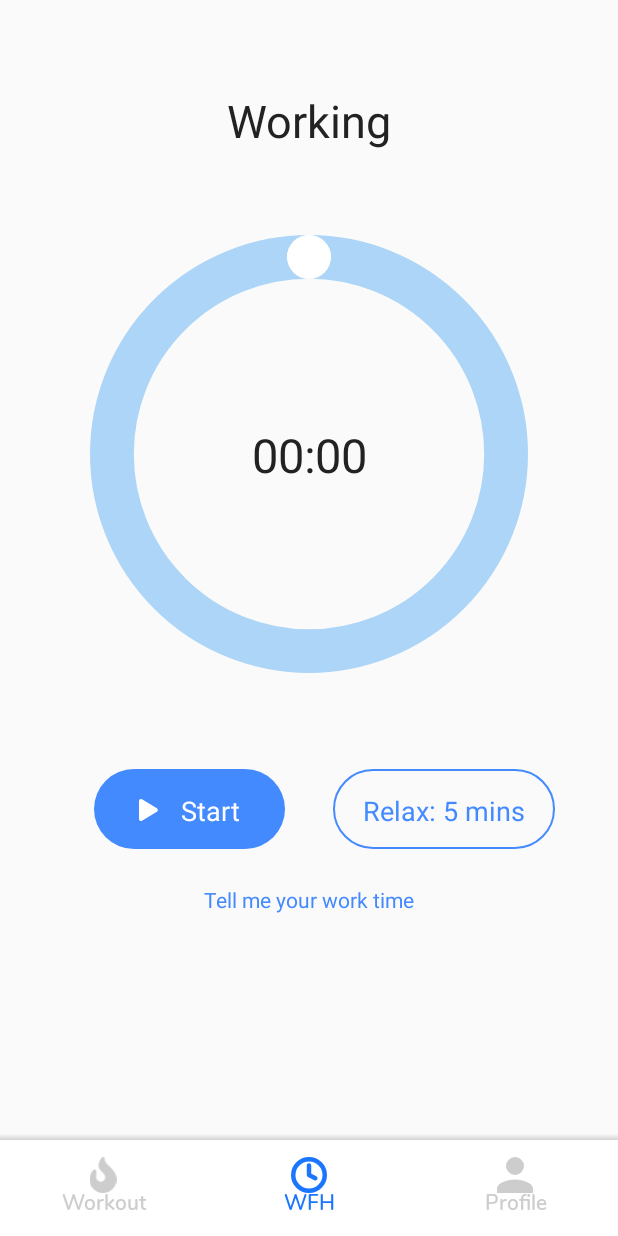
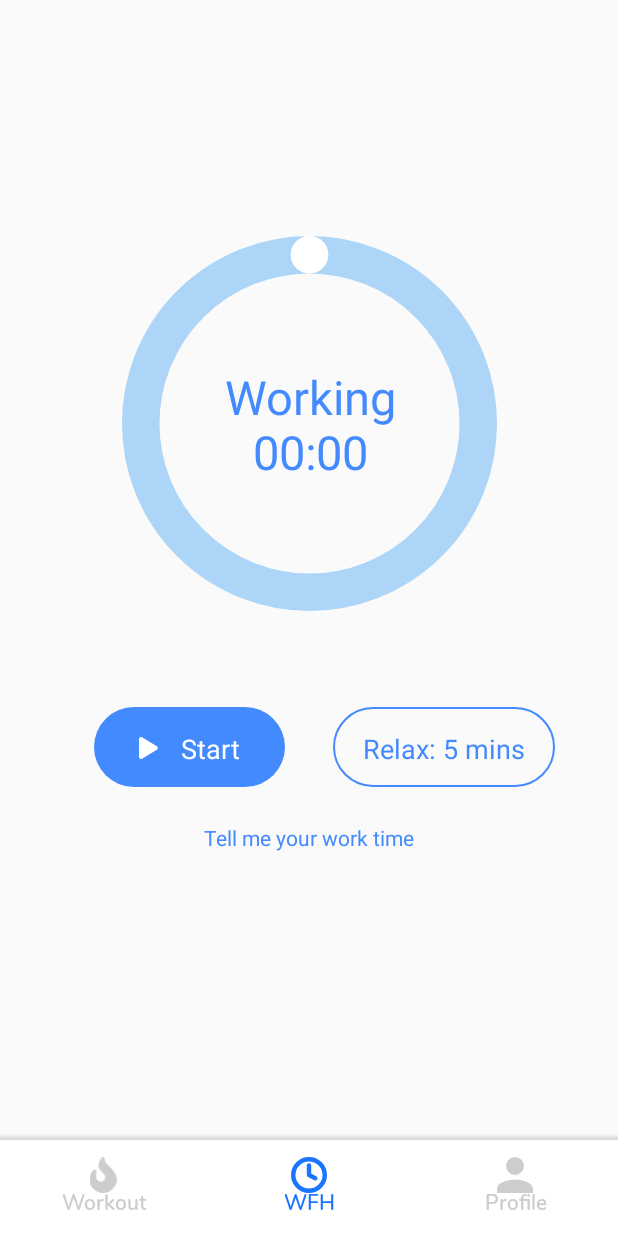
Before and after one commit to philong07712/EXChallenger, an Android app: the screen it shows after launch once a user with an empty profile is signed in (MainActivity), item 2 of the bottom bar chosen, on a phone screen of 412 x 824 dp. Run offline under Robolectric (Android 15) with nearby library versions, the phone set to English and light mode, and no system bars; our stand-ins replace ButterKnife, EventBus, Firebase (no records; nobody signed in at launch, a user with empty details on screens opened directly); libraries missing offline, so code that uses them is left out: com.facebook, com.facebook.login; pictures from the network do not load; Roboto replaces fonts that are not available here; 11 statements that could not run were skipped.

Commit message:
update icon, disable view pager, workfromhome

```diff
--- a/app/src/main/AndroidManifest.xml
+++ b/app/src/main/AndroidManifest.xml
@@ -21,7 +21,7 @@
         android:hardwareAccelerated="true"
         android:icon="@mipmap/ic_launcher"
         android:label="@string/app_name"
-        android:roundIcon="@mipmap/ic_launcher_round"
+        android:roundIcon="@mipmap/ic_launcher"
         android:supportsRtl="true"
         android:theme="@style/AppTheme">
         <activity android:name="com.example.exchallenger.main.MainActivity"
--- /dev/null
+++ b/app/src/main/java/com/example/exchallenger/customviews/CustomViewPager.java
@@ -0,0 +1,39 @@
+package com.example.exchallenger.customviews;
+
+import android.content.Context;
+import android.util.AttributeSet;
+import android.view.MotionEvent;
+
+import androidx.viewpager.widget.ViewPager;
+
+public class CustomViewPager extends ViewPager {
+
+    private boolean enabled;
+
+    public CustomViewPager(Context context, AttributeSet attrs) {
+        super(context, attrs);
+        this.enabled = true;
+    }
+
+    @Override
+    public boolean onTouchEvent(MotionEvent event) {
+        if (this.enabled) {
+            return super.onTouchEvent(event);
+        }
+
+        return false;
+    }
+
+    @Override
+    public boolean onInterceptTouchEvent(MotionEvent event) {
+        if (this.enabled) {
+            return super.onInterceptTouchEvent(event);
+        }
+
+        return false;
+    }
+
+    public void setPagingEnabled(boolean enabled) {
+        this.enabled = enabled;
+    }
+}
--- a/app/src/main/java/com/example/exchallenger/main/MainActivity.java
+++ b/app/src/main/java/com/example/exchallenger/main/MainActivity.java
@@ -1,6 +1,8 @@
 package com.example.exchallenger.main;
 
 import android.util.Log;
+import android.view.MotionEvent;
+import android.view.View;
 
 import androidx.viewpager.widget.ViewPager;
 
@@ -10,6 +12,7 @@ import com.example.exchallenger.Models.event.LogoutEvent;
 import com.example.exchallenger.MyApplication;
 import com.example.exchallenger.R;
 import com.example.exchallenger.base.BaseActivity;
+import com.example.exchallenger.customviews.CustomViewPager;
 import com.example.exchallenger.utils.AppUtils;
 import com.google.android.material.tabs.TabLayout;
 import com.google.firebase.auth.FirebaseAuth;
@@ -27,7 +30,7 @@ import butterknife.BindView;
 public class MainActivity extends BaseActivity {
 
     @BindView(R.id.view_pager)
-    ViewPager viewPager;
+    CustomViewPager viewPager;
     @BindView(R.id.tab_layout)
     TabLayout tabLayout;
     private MainPagerAdapter mainPagerAdapter;
@@ -52,6 +55,7 @@ public class MainActivity extends BaseActivity {
         firebaseAuth = FirebaseAuth.getInstance();
 
         viewPager.setOffscreenPageLimit(3);
+        viewPager.setPagingEnabled(false);
         FirebaseUser firebaseUser = firebaseAuth.getCurrentUser();
         if (firebaseUser != null) {
             mainPagerAdapter = new MainPagerAdapter(getSupportFragmentManager(), true);
@@ -94,6 +98,7 @@ public class MainActivity extends BaseActivity {
 
             }
         });
+
     }
 
     @Override
--- a/app/src/main/java/com/example/exchallenger/work_from_home/WorkFromHomeFragment.java
+++ b/app/src/main/java/com/example/exchallenger/work_from_home/WorkFromHomeFragment.java
@@ -9,6 +9,7 @@ import android.os.Bundle;
 import android.text.TextUtils;
 import android.util.Log;
 import android.view.LayoutInflater;
+import android.view.MotionEvent;
 import android.view.View;
 import android.view.ViewGroup;
 import android.widget.TextView;
@@ -43,7 +44,7 @@ public class WorkFromHomeFragment extends Fragment {
 
     private int currentView = VIEW_WORK;
 
-    private TextView txtTime, txtTitle, txtStart, txtCurrentView, txtWorkTime, txtNextAlarm;
+    private TextView txtTime, txtStart, txtCurrentView, txtWorkTime, txtNextAlarm;
     private CircleProgressView circleProgressView;
 
     @Override
@@ -60,7 +61,6 @@ public class WorkFromHomeFragment extends Fragment {
         relaxTime = WorkFromHomeManager.getRelaxTime();
 
         txtTime = view.findViewById(R.id.txt_time);
-        txtTitle = view.findViewById(R.id.txt_title);
         txtStart = view.findViewById(R.id.txt_start);
         circleProgressView = view.findViewById(R.id.circle_progress);
         txtCurrentView = view.findViewById(R.id.txt_current_view);
@@ -87,7 +87,16 @@ public class WorkFromHomeFragment extends Fragment {
                     relaxTime = (minutes * 60 + sec) * 1000;
                     WorkFromHomeManager.setRelaxTime(relaxTime);
                 }
-                txtTime.setText(String.format(Locale.US, "%02d:%02d", minutes, sec));
+                txtTime.setText(String.format(Locale.US, "%s\n%02d:%02d",
+                        (currentView == VIEW_WORK ? getString(R.string.working) : getString(R.string.relax)),
+                        minutes, sec));
+            }
+        });
+
+        view.findViewById(R.id.root).setOnTouchListener(new View.OnTouchListener() {
+            @Override
+            public boolean onTouch(View v, MotionEvent event) {
+                return true;
             }
         });
         setListener();
@@ -136,7 +145,7 @@ public class WorkFromHomeFragment extends Fragment {
             txtCurrentView.setSelected(false);
             txtStart.setSelected(false);
             txtWorkTime.setSelected(false);
-            txtTitle.setText(R.string.working);
+            txtTime.setSelected(false);
             txtCurrentView.setText(String.format(getString(R.string.relax_s), getMinuteString(relaxTime)));
 
             circleProgressView.setProgressWithAnimate(workTime);
@@ -146,7 +155,7 @@ public class WorkFromHomeFragment extends Fragment {
             txtCurrentView.setSelected(true);
             txtStart.setSelected(true);
             txtWorkTime.setSelected(true);
-            txtTitle.setText(R.string.relax);
+            txtTime.setSelected(true);
             txtCurrentView.setText(String.format(getString(R.string.work_s), getMinuteString(workTime)));
 
             circleProgressView.setProgressWithAnimate(relaxTime);
@@ -239,11 +248,14 @@ public class WorkFromHomeFragment extends Fragment {
             txtStart.setText(R.string.stop);
         } else {
             txtStart.setText(R.string.start);
+            txtNextAlarm.setText("");
+            txtNextAlarm.setVisibility(View.GONE);
         }
     }
 
     private void getNextAlarm() {
         txtNextAlarm.setVisibility(View.GONE);
+        if (WorkFromHomeManager.isAlarmOn()) {
             int[] data = WorkFromHomeManager.getAlarmTime();
             int currentTimeToday = WorkFromHomeManager.getCurrentTimeToday();
             if (!WorkFromHomeManager.isOnWorkingTime(currentTimeToday)) {
@@ -273,6 +285,7 @@ public class WorkFromHomeFragment extends Fragment {
                 txtNextAlarm.setVisibility(View.VISIBLE);
             }
         }
+    }
 
     public String getTimeString(int time) {
         int minute = time / 1000 / 60;
--- a/app/src/main/res/layout/activity_main.xml
+++ b/app/src/main/res/layout/activity_main.xml
@@ -6,7 +6,7 @@
     android:layout_height="match_parent"
     tools:context="com.example.exchallenger.main.MainActivity">
 
-    <androidx.viewpager.widget.ViewPager
+    <com.example.exchallenger.customviews.CustomViewPager
         android:id="@+id/view_pager"
         android:layout_width="match_parent"
         android:layout_height="match_parent"
--- a/app/src/main/res/layout/fragment_work_from_home.xml
+++ b/app/src/main/res/layout/fragment_work_from_home.xml
@@ -3,6 +3,7 @@
     xmlns:app="http://schemas.android.com/apk/res-auto"
     xmlns:tools="http://schemas.android.com/tools"
     android:layout_width="match_parent"
+    android:id="@+id/root"
     android:layout_height="match_parent"
     android:animateLayoutChanges="true">
 
@@ -21,30 +22,15 @@
             tools:context=".WFHDemoActivity">
 
 
-            <TextView
-                android:id="@+id/txt_title"
-                android:layout_width="wrap_content"
-                android:layout_height="wrap_content"
-                android:layout_marginTop="60dp"
-                android:text="@string/working"
-                android:textColor="#222222"
-                android:textSize="30sp"
+            <com.example.exchallenger.customviews.CircleProgressView
+                android:id="@+id/circle_progress"
+                android:layout_width="250dp"
+                android:layout_height="250dp"
+                android:layout_marginTop="157dp"
+                app:layout_constraintDimensionRatio="1:1"
                 app:layout_constraintEnd_toEndOf="parent"
                 app:layout_constraintStart_toStartOf="parent"
                 app:layout_constraintTop_toTopOf="parent" />
-
-            <com.example.exchallenger.customviews.CircleProgressView
-                android:id="@+id/circle_progress"
-                android:layout_width="match_parent"
-                android:layout_height="0dp"
-                android:layout_marginStart="60dp"
-                android:layout_marginTop="56dp"
-                android:layout_marginEnd="60dp"
-                app:layout_constraintDimensionRatio="1:1"
-                app:layout_constraintEnd_toEndOf="parent"
-                app:layout_constraintHorizontal_bias="0.0"
-                app:layout_constraintStart_toStartOf="parent"
-                app:layout_constraintTop_toBottomOf="@+id/txt_title" />
 
             <TextView
                 android:id="@+id/txt_start"
@@ -94,9 +80,10 @@
                 android:id="@+id/txt_time"
                 android:layout_width="wrap_content"
                 android:layout_height="wrap_content"
-                android:text="00:00"
-                android:textColor="#222222"
-                android:textSize="31sp"
+                android:gravity="center"
+                android:text="Working\n00:00"
+                android:textColor="@color/color_wfh"
+                android:textSize="31dp"
                 app:layout_constraintBottom_toBottomOf="@+id/circle_progress"
                 app:layout_constraintEnd_toEndOf="@+id/circle_progress"
                 app:layout_constraintStart_toStartOf="@+id/circle_progress"
@@ -117,13 +104,16 @@
 
             <TextView
                 android:id="@+id/txt_next_alarm"
-                android:visibility="gone"
                 android:layout_width="wrap_content"
                 android:layout_height="wrap_content"
-                app:layout_constraintBottom_toTopOf="@+id/txt_start"
-                app:layout_constraintEnd_toEndOf="@+id/circle_progress"
-                app:layout_constraintStart_toStartOf="@+id/circle_progress"
-                app:layout_constraintTop_toBottomOf="@+id/circle_progress" />
+                android:layout_margin="32dp"
+                android:visibility="gone"
+                android:textColor="@android:color/black"
+                android:textSize="32dp"
+                app:layout_constraintBottom_toTopOf="@+id/circle_progress"
+                app:layout_constraintEnd_toEndOf="parent"
+                app:layout_constraintStart_toStartOf="parent"
+                app:layout_constraintTop_toTopOf="parent" />
         </androidx.constraintlayout.widget.ConstraintLayout>
     </ScrollView>
 
--- a/app/src/main/res/mipmap-anydpi-v26/ic_launcher.xml
+++ /dev/null
@@ -1,5 +0,0 @@
-<?xml version="1.0" encoding="utf-8"?>
-<adaptive-icon xmlns:android="http://schemas.android.com/apk/res/android">
-    <background android:drawable="@drawable/ic_launcher_background" />
-    <foreground android:drawable="@drawable/ic_launcher_foreground" />
-</adaptive-icon>
--- a/app/src/main/res/mipmap-anydpi-v26/ic_launcher_round.xml
+++ /dev/null
@@ -1,5 +0,0 @@
-<?xml version="1.0" encoding="utf-8"?>
-<adaptive-icon xmlns:android="http://schemas.android.com/apk/res/android">
-    <background android:drawable="@drawable/ic_launcher_background" />
-    <foreground android:drawable="@drawable/ic_launcher_foreground" />
-</adaptive-icon>
```
Also changed, not shown: app/src/main/java/com/example/exchallenger/WorkFromHomeManager.java (+7 -4 lines), app/src/main/res/mipmap-hdpi/ic_launcher.png, app/src/main/res/mipmap-hdpi/ic_launcher_round.png (deleted), app/src/main/res/mipmap-mdpi/ic_launcher.png, app/src/main/res/mipmap-mdpi/ic_launcher_round.png (deleted), app/src/main/res/mipmap-xhdpi/ic_launcher.png, app/src/main/res/mipmap-xhdpi/ic_launcher_round.png (deleted), app/src/main/res/mipmap-xxhdpi/ic_launcher.png, app/src/main/res/mipmap-xxhdpi/ic_launcher_round.png (deleted), app/src/main/res/mipmap-xxxhdpi/ic_launcher.png, app/src/main/res/mipmap-xxxhdpi/ic_launcher_round.png (deleted). Lines whose indentation alone changed are shown as unchanged.
